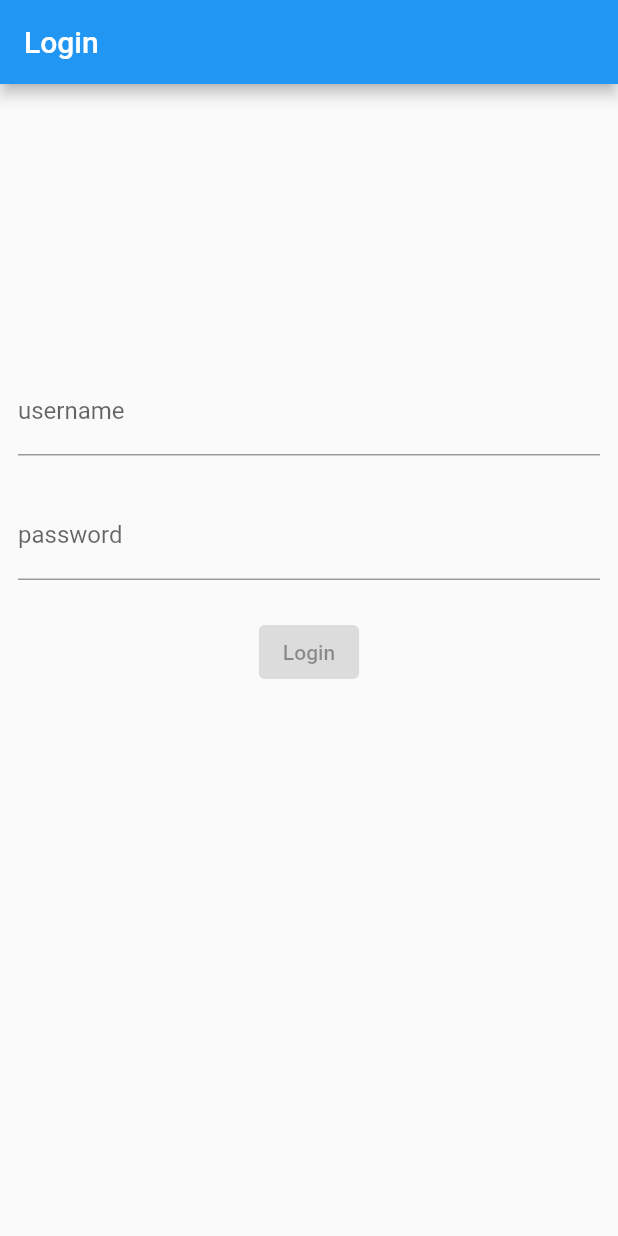
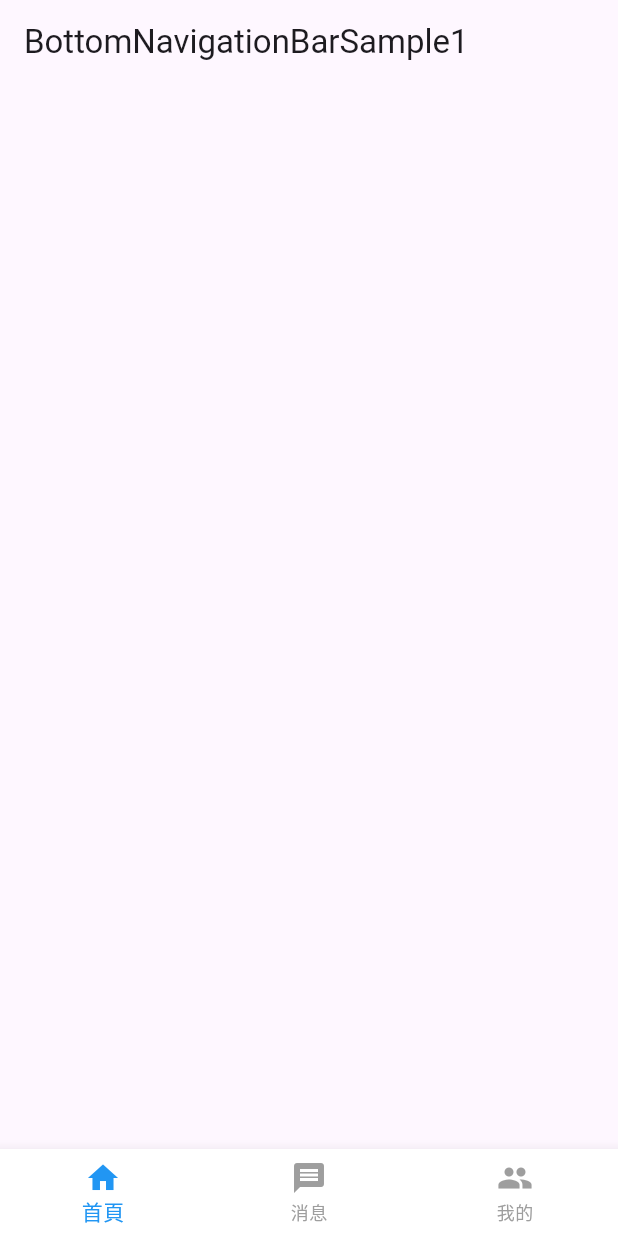
Before and after one commit to Yomiamy/FlutterPractice, a Flutter app: the screen it shows after launch, on a phone screen of 412 x 824 dp. Run offline on Flutter 3.47's test engine with Material 2 defaults, Android fonts, the phone set to English and light mode, and no system bars; our stand-ins replace bloc, dio, equatable, flutter_bloc, formz; missing offline and left inert: dart:ffi, drag_container; accounts and stored records are empty.

Commit message:
Add BottomNavigationBarSample1

```diff
--- /dev/null
+++ b/lib/bottom_navigation_bar/bottom_navigation_bar_sample1.dart
@@ -0,0 +1,51 @@
+import 'package:flutter/material.dart';
+import 'package:flutter_bloc/flutter_bloc.dart';
+
+class BottomNavigationBarSample1 extends StatefulWidget {
+  const BottomNavigationBarSample1({super.key});
+
+  @override
+  State<BottomNavigationBarSample1> createState() => _BottomNavigationBarSample1State();
+}
+
+
+class _BottomNavigationBarSample1State extends State<BottomNavigationBarSample1> {
+
+  int _tabIndex = 0;
+  final List<Icon> _normalIcon = const [
+    Icon(Icons.home),
+    Icon(Icons.message),
+    Icon(Icons.people)
+  ];
+  final List<String> _normalTitle = const [
+    "首頁",
+    "消息",
+    "我的"
+  ];
+
+  @override
+  Widget build(BuildContext context) => Scaffold(
+      appBar: AppBar(
+        title: const Text('BottomNavigationBarSample1'),
+      ),
+      bottomNavigationBar: buildBottomNavigation());
+
+  BottomNavigationBar buildBottomNavigation() => BottomNavigationBar(
+      type: BottomNavigationBarType.fixed,
+      currentIndex: _tabIndex,
+      backgroundColor: Colors.white,
+      selectedItemColor: Colors.blue,
+      unselectedItemColor: Colors.grey,
+      iconSize: 24.0,
+      items: <BottomNavigationBarItem> [
+        BottomNavigationBarItem(icon: _normalIcon[0], label: _normalTitle[0]),
+        BottomNavigationBarItem(icon: _normalIcon[1], label: _normalTitle[1]),
+        BottomNavigationBarItem(icon: _normalIcon[2], label: _normalTitle[2])
+      ],
+    onTap: (index) {
+        setState(() {
+          _tabIndex = index;
+        });
+    },
+  );
+}
--- a/lib/main.dart
+++ b/lib/main.dart
@@ -6,6 +6,7 @@ import 'package:flutter_practice/bloc/login/bloc/login_bloc.dart';
 import 'package:flutter_practice/bloc/login/repository/authentication_repository.dart';
 import 'package:flutter_practice/bloc/login/repository/user_repository.dart';
 import 'package:flutter_practice/bloc/login/view/app_view.dart';
+import 'package:flutter_practice/bottom_navigation_bar/bottom_navigation_bar_sample1.dart';
 import 'package:flutter_practice/draggable_scrollable_sheet/BottomDragWidget.dart';
 import 'package:flutter_practice/draggable_scrollable_sheet/DraggableScrollableSheetPage.dart';
 import 'package:flutter_practice/gesture/ImageDoubleTapScaleWidget.dart';
@@ -28,30 +29,13 @@ class MyApp extends StatelessWidget {
   // This widget is the root of your application.
   @override
   Widget build(BuildContext context) {
-    var authenticationRepository = AuthenticationRepository();
-    var userRepository = UserRepository();
-
     return MaterialApp(
       title: 'Flutter Demo',
       theme: ThemeData(
         colorScheme: ColorScheme.fromSeed(seedColor: Colors.deepPurple),
         useMaterial3: true,
       ),
-      home: RepositoryProvider.value(
-        value: authenticationRepository,
-        child: MultiBlocProvider(
-            providers: [
-              BlocProvider(create: (_) => AuthenticationBloc(
-                  authenticationRepository: authenticationRepository,
-                  userRepository: userRepository
-              )),
-              BlocProvider(create: (_) => LoginBloc(
-                  authenticationRepository: authenticationRepository
-              ))
-            ],
-            child:const AppView()
-        )
-      )
+      home: const BottomNavigationBarSample1()
     );
   }
 }
```
